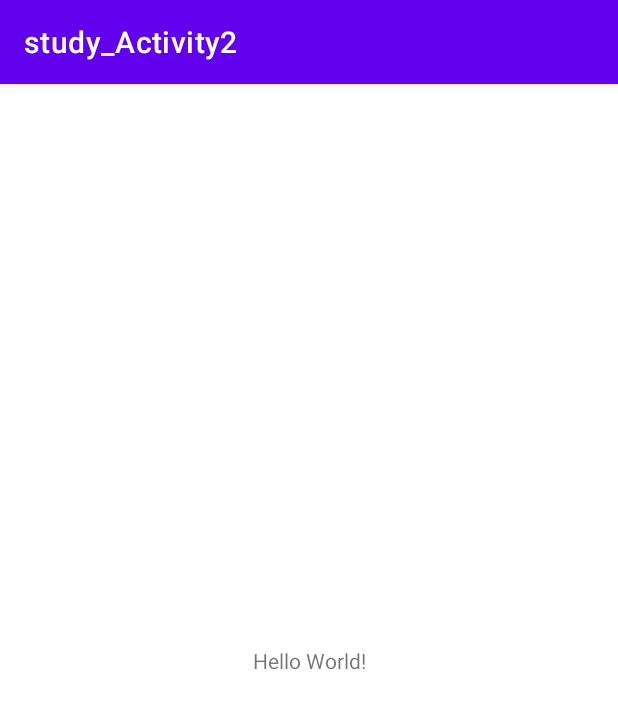
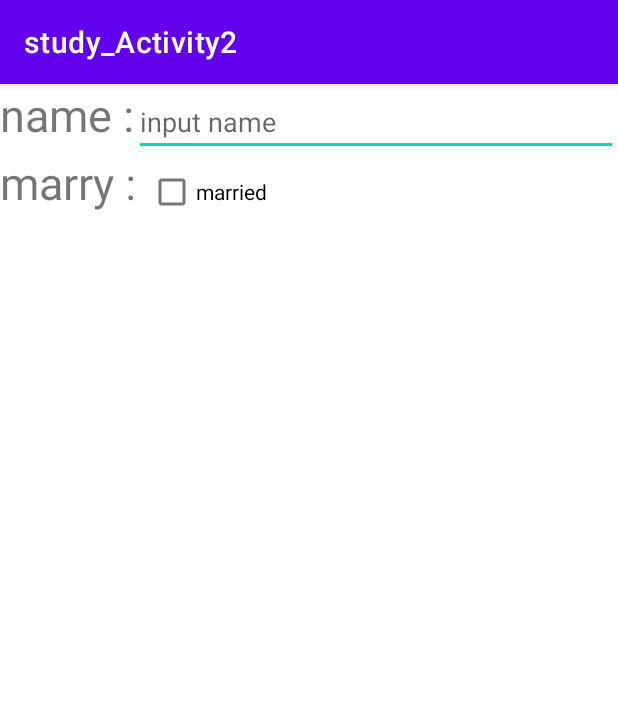
Before and after one commit to chaehyeon7/study_Activity2, an Android app: the screen it shows after launch (MainActivity), on a phone screen of 412 x 824 dp. Shown: the top 709 px of the screen. Run offline under Robolectric (Android 15) with nearby library versions, the phone set to English and light mode, and no system bars.

Commit message:
Edit TextView, CheckBox Commit

```diff
--- a/app/src/main/res/layout/activity_main.xml
+++ b/app/src/main/res/layout/activity_main.xml
@@ -1,18 +1,42 @@
 <?xml version="1.0" encoding="utf-8"?>
-<androidx.constraintlayout.widget.ConstraintLayout xmlns:android="http://schemas.android.com/apk/res/android"
+<LinearLayout xmlns:android="http://schemas.android.com/apk/res/android"
     xmlns:app="http://schemas.android.com/apk/res-auto"
     xmlns:tools="http://schemas.android.com/tools"
     android:layout_width="match_parent"
     android:layout_height="match_parent"
+    android:orientation="vertical"
     tools:context=".MainActivity">
 
-    <TextView
-        android:layout_width="wrap_content"
+   <LinearLayout
+       android:layout_width="match_parent"
+       android:layout_height="wrap_content"
+       android:orientation="horizontal">
+       <TextView
+           android:layout_width="wrap_content"
+           android:layout_height="wrap_content"
+           android:text="name :"
+           android:textSize="30dp"/>
+       <EditText
+           android:layout_width="match_parent"
+           android:layout_height="wrap_content"
+           android:hint="input name"/>
+   </LinearLayout>
+
+    <LinearLayout
+        android:layout_width="match_parent"
         android:layout_height="wrap_content"
-        android:text="Hello World!"
-        app:layout_constraintBottom_toBottomOf="parent"
-        app:layout_constraintLeft_toLeftOf="parent"
-        app:layout_constraintRight_toRightOf="parent"
-        app:layout_constraintTop_toTopOf="parent" />
+        android:orientation="horizontal">
+        <TextView
+            android:layout_width="wrap_content"
+            android:layout_height="wrap_content"
+            android:text="marry : "
+            android:textSize="30dp"/>
+        <CheckBox
+            android:layout_width="wrap_content"
+            android:layout_height="wrap_content"
+            android:text="married"/>
 
-</androidx.constraintlayout.widget.ConstraintLayout>
+    </LinearLayout>
+
+
+</LinearLayout>
```
